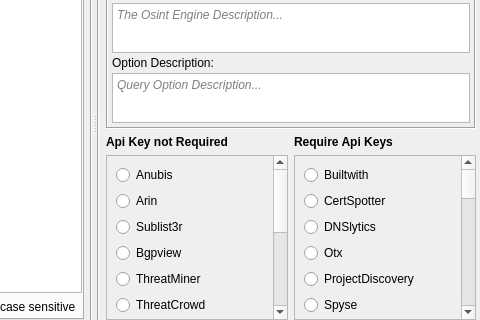
The window that gui/src/engines/Raw.ui (3nock/OTE) describes before a commit, drawn with Qt 5; both pictures show x 454 to 934 and y 158 to 478 of the 934 by 478 pixel window.
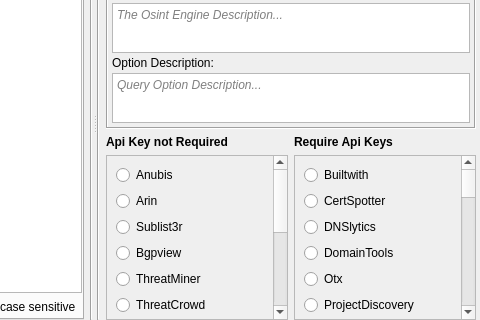
The same window after the commit.

Commit message: adding more osint modules...

What changed in the file:
```diff
--- a/gui/src/engines/Raw.ui
+++ b/gui/src/engines/Raw.ui
@@ -841,7 +841,7 @@
                   <x>0</x>
                   <y>0</y>
                   <width>157</width>
-                  <height>679</height>
+                  <height>702</height>
                  </rect>
                 </property>
                 <layout class="QVBoxLayout" name="verticalLayout_6">
@@ -866,6 +866,13 @@
                    </property>
                   </widget>
                  </item>
+                 <item>
+                  <widget class="QRadioButton" name="moduleDomainTools">
+                   <property name="text">
+                    <string>DomainTools</string>
+                   </property>
+                  </widget>
+                 </item>
                  <item>
                   <widget class="QRadioButton" name="moduleOtx">
                    <property name="text">
```
The commit also changes 11 other files.
